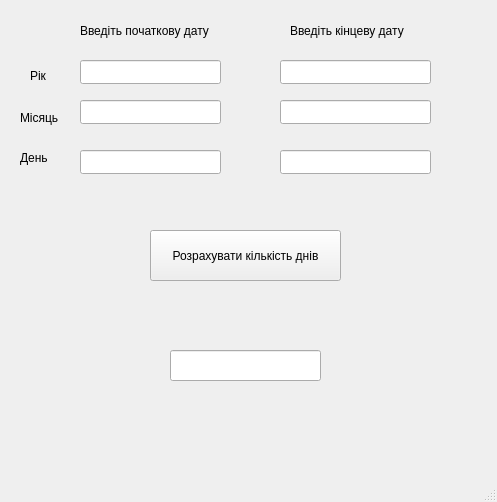
Before: the Qt Designer form mainwindow.ui in landaround/qt, drawn with Qt 5.
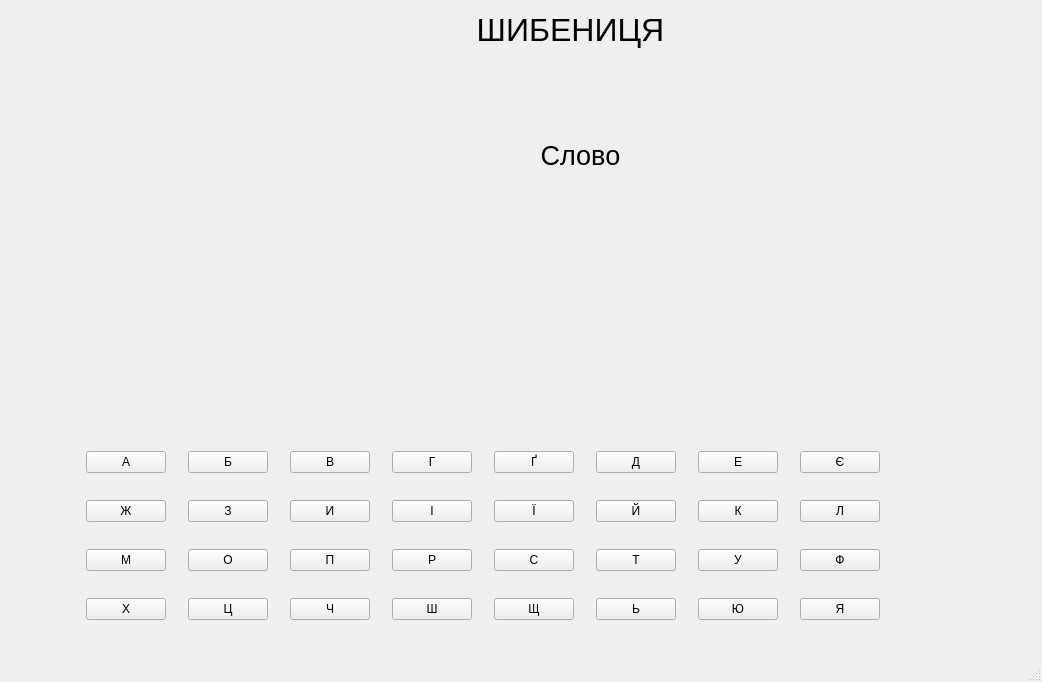
After: the same form once the commit is applied. Icons and pictures are not drawn.

Patch:
```diff
--- a/mainwindow.ui
+++ b/mainwindow.ui
@@ -6,160 +6,576 @@
    <rect>
     <x>0</x>
     <y>0</y>
-    <width>497</width>
-    <height>502</height>
+    <width>1042</width>
+    <height>682</height>
    </rect>
   </property>
   <property name="windowTitle">
    <string>MainWindow</string>
   </property>
+  <property name="styleSheet">
+   <string notr="true">
+background-image: url(:/images/blueNormal.jpg);
+background-repeat: no-repeat;
+</string>
+  </property>
   <widget class="QWidget" name="centralwidget">
-   <widget class="QLabel" name="label">
+   <widget class="QWidget" name="gridLayoutWidget">
     <property name="geometry">
      <rect>
-      <x>80</x>
-      <y>10</y>
-      <width>131</width>
-      <height>41</height>
+      <x>70</x>
+      <y>430</y>
+      <width>831</width>
+      <height>211</height>
      </rect>
     </property>
+    <layout class="QGridLayout" name="gridLayout">
+     <property name="sizeConstraint">
+      <enum>QLayout::SetDefaultConstraint</enum>
+     </property>
+     <item row="0" column="0">
+      <widget class="QPushButton" name="pushButton_A">
+       <property name="sizePolicy">
+        <sizepolicy hsizetype="Fixed" vsizetype="Fixed">
+         <horstretch>0</horstretch>
+         <verstretch>0</verstretch>
+        </sizepolicy>
+       </property>
+       <property name="text">
+        <string>А</string>
+       </property>
+      </widget>
+     </item>
+     <item row="0" column="1">
+      <widget class="QPushButton" name="pushButton_B">
+       <property name="sizePolicy">
+        <sizepolicy hsizetype="Fixed" vsizetype="Fixed">
+         <horstretch>0</horstretch>
+         <verstretch>0</verstretch>
+        </sizepolicy>
+       </property>
+       <property name="text">
+        <string>Б</string>
+       </property>
+       <property name="iconSize">
+        <size>
+         <width>16</width>
+         <height>16</height>
+        </size>
+       </property>
+       <property name="autoDefault">
+        <bool>false</bool>
+       </property>
+      </widget>
+     </item>
+     <item row="0" column="4">
+      <widget class="QPushButton" name="pushButton_GG">
+       <property name="sizePolicy">
+        <sizepolicy hsizetype="Fixed" vsizetype="Fixed">
+         <horstretch>0</horstretch>
+         <verstretch>0</verstretch>
+        </sizepolicy>
+       </property>
+       <property name="text">
+        <string>Ґ</string>
+       </property>
+      </widget>
+     </item>
+     <item row="0" column="3">
+      <widget class="QPushButton" name="pushButton_G">
+       <property name="sizePolicy">
+        <sizepolicy hsizetype="Fixed" vsizetype="Fixed">
+         <horstretch>0</horstretch>
+         <verstretch>0</verstretch>
+        </sizepolicy>
+       </property>
+       <property name="text">
+        <string>Г</string>
+       </property>
+      </widget>
+     </item>
+     <item row="0" column="6">
+      <widget class="QPushButton" name="pushButton_E">
+       <property name="sizePolicy">
+        <sizepolicy hsizetype="Fixed" vsizetype="Fixed">
+         <horstretch>0</horstretch>
+         <verstretch>0</verstretch>
+        </sizepolicy>
+       </property>
+       <property name="text">
+        <string>Е</string>
+       </property>
+      </widget>
+     </item>
+     <item row="0" column="2">
+      <widget class="QPushButton" name="pushButton_V">
+       <property name="sizePolicy">
+        <sizepolicy hsizetype="Fixed" vsizetype="Fixed">
+         <horstretch>0</horstretch>
+         <verstretch>0</verstretch>
+        </sizepolicy>
+       </property>
+       <property name="text">
+        <string>В</string>
+       </property>
+      </widget>
+     </item>
+     <item row="0" column="5">
+      <widget class="QPushButton" name="pushButton_D">
+       <property name="sizePolicy">
+        <sizepolicy hsizetype="Fixed" vsizetype="Fixed">
+         <horstretch>0</horstretch>
+         <verstretch>0</verstretch>
+        </sizepolicy>
+       </property>
+       <property name="text">
+        <string>Д</string>
+       </property>
+      </widget>
+     </item>
+     <item row="0" column="7">
+      <widget class="QPushButton" name="pushButton_YE">
+       <property name="sizePolicy">
+        <sizepolicy hsizetype="Fixed" vsizetype="Fixed">
+         <horstretch>0</horstretch>
+         <verstretch>0</verstretch>
+        </sizepolicy>
+       </property>
+       <property name="text">
+        <string>Є</string>
+       </property>
+      </widget>
+     </item>
+     <item row="1" column="0">
+      <widget class="QPushButton" name="pushButton_J">
+       <property name="text">
+        <string>Ж</string>
+       </property>
+      </widget>
+     </item>
+     <item row="1" column="1">
+      <widget class="QPushButton" name="pushButton_Z">
+       <property name="text">
+        <string>З</string>
+       </property>
+      </widget>
+     </item>
+     <item row="1" column="2">
+      <widget class="QPushButton" name="pushButton_U">
+       <property name="text">
+        <string>И</string>
+       </property>
+      </widget>
+     </item>
+     <item row="1" column="3">
+      <widget class="QPushButton" name="pushButton_i">
+       <property name="text">
+        <string>І</string>
+       </property>
+      </widget>
+     </item>
+     <item row="1" column="4">
+      <widget class="QPushButton" name="pushButton_yi">
+       <property name="text">
+        <string>Ї</string>
+       </property>
+      </widget>
+     </item>
+     <item row="1" column="5">
+      <widget class="QPushButton" name="pushButton_uii">
+       <property name="text">
+        <string>Й</string>
+       </property>
+      </widget>
+     </item>
+     <item row="1" column="6">
+      <widget class="QPushButton" name="pushButton_K">
+       <property name="sizePolicy">
+        <sizepolicy hsizetype="Fixed" vsizetype="Fixed">
+         <horstretch>0</horstretch>
+         <verstretch>0</verstretch>
+        </sizepolicy>
+       </property>
+       <property name="text">
+        <string>К</string>
+       </property>
+      </widget>
+     </item>
+     <item row="1" column="7">
+      <widget class="QPushButton" name="pushButton_L">
+       <property name="sizePolicy">
+        <sizepolicy hsizetype="Fixed" vsizetype="Fixed">
+         <horstretch>0</horstretch>
+         <verstretch>0</verstretch>
+        </sizepolicy>
+       </property>
+       <property name="text">
+        <string>Л</string>
+       </property>
+      </widget>
+     </item>
+     <item row="2" column="0">
+      <widget class="QPushButton" name="pushButton_M">
+       <property name="sizePolicy">
+        <sizepolicy hsizetype="Fixed" vsizetype="Fixed">
+         <horstretch>0</horstretch>
+         <verstretch>0</verstretch>
+        </sizepolicy>
+       </property>
+       <property name="text">
+        <string>М</string>
+       </property>
+      </widget>
+     </item>
+     <item row="2" column="1">
+      <widget class="QPushButton" name="pushButton_H">
+       <property name="sizePolicy">
+        <sizepolicy hsizetype="Fixed" vsizetype="Fixed">
+         <horstretch>0</horstretch>
+         <verstretch>0</verstretch>
+        </sizepolicy>
+       </property>
+       <property name="text">
+        <string>О</string>
+       </property>
+      </widget>
+     </item>
+     <item row="2" column="2">
+      <widget class="QPushButton" name="pushButton_O">
+       <property name="sizePolicy">
+        <sizepolicy hsizetype="Fixed" vsizetype="Fixed">
+         <horstretch>0</horstretch>
+         <verstretch>0</verstretch>
+        </sizepolicy>
+       </property>
+       <property name="text">
+        <string>П</string>
+       </property>
+      </widget>
+     </item>
+     <item row="2" column="3">
+      <widget class="QPushButton" name="pushButton_P">
+       <property name="sizePolicy">
+        <sizepolicy hsizetype="Fixed" vsizetype="Fixed">
+         <horstretch>0</horstretch>
+         <verstretch>0</verstretch>
+        </sizepolicy>
+       </property>
+       <property name="text">
+        <string>Р</string>
+       </property>
+      </widget>
+     </item>
+     <item row="2" column="4">
+      <widget class="QPushButton" name="pushButton_C">
+       <property name="sizePolicy">
+        <sizepolicy hsizetype="Fixed" vsizetype="Fixed">
+         <horstretch>0</horstretch>
+         <verstretch>0</verstretch>
+        </sizepolicy>
+       </property>
+       <property name="text">
+        <string>С</string>
+       </property>
+      </widget>
+     </item>
+     <item row="2" column="5">
+      <widget class="QPushButton" name="pushButton_T">
+       <property name="sizePolicy">
+        <sizepolicy hsizetype="Fixed" vsizetype="Fixed">
+         <horstretch>0</horstretch>
+         <verstretch>0</verstretch>
+        </sizepolicy>
+       </property>
+       <property name="text">
+        <string>Т</string>
+       </property>
+      </widget>
+     </item>
+     <item row="2" column="6">
+      <widget class="QPushButton" name="pushButton_Y">
+       <property name="sizePolicy">
+        <sizepolicy hsizetype="Fixed" vsizetype="Fixed">
+         <horstretch>0</horstretch>
+         <verstretch>0</verstretch>
+        </sizepolicy>
+       </property>
+       <property name="text">
+        <string>У</string>
+       </property>
+      </widget>
+     </item>
+     <item row="2" column="7">
+      <widget class="QPushButton" name="pushButton_F">
+       <property name="sizePolicy">
+        <sizepolicy hsizetype="Fixed" vsizetype="Fixed">
+         <horstretch>0</horstretch>
+         <verstretch>0</verstretch>
+        </sizepolicy>
+       </property>
+       <property name="text">
+        <string>Ф</string>
+       </property>
+      </widget>
+     </item>
+     <item row="3" column="0">
+      <widget class="QPushButton" name="pushButton_X">
+       <property name="sizePolicy">
+        <sizepolicy hsizetype="Fixed" vsizetype="Fixed">
+         <horstretch>0</horstretch>
+         <verstretch>0</verstretch>
+        </sizepolicy>
+       </property>
+       <property name="text">
+        <string>Х</string>
+       </property>
+      </widget>
+     </item>
+     <item row="3" column="1">
+      <widget class="QPushButton" name="pushButton_CZ">
+       <property name="sizePolicy">
+        <sizepolicy hsizetype="Fixed" vsizetype="Fixed">
+         <horstretch>0</horstretch>
+         <verstretch>0</verstretch>
+        </sizepolicy>
+       </property>
+       <property name="text">
+        <string>Ц</string>
+       </property>
+      </widget>
+     </item>
+     <item row="3" column="2">
+      <widget class="QPushButton" name="pushButton_CH">
+       <property name="sizePolicy">
+        <sizepolicy hsizetype="Fixed" vsizetype="Fixed">
+         <horstretch>0</horstretch>
+         <verstretch>0</verstretch>
+        </sizepolicy>
+       </property>
+       <property name="text">
+        <string>Ч</string>
+       </property>
+      </widget>
+     </item>
+     <item row="3" column="3">
+      <widget class="QPushButton" name="pushButton_SH">
+       <property name="sizePolicy">
+        <sizepolicy hsizetype="Fixed" vsizetype="Fixed">
+         <horstretch>0</horstretch>
+         <verstretch>0</verstretch>
+        </sizepolicy>
+       </property>
+       <property name="text">
+        <string>Ш</string>
+       </property>
+      </widget>
+     </item>
+     <item row="3" column="4">
+      <widget class="QPushButton" name="pushButton_SHI">
+       <property name="sizePolicy">
+        <sizepolicy hsizetype="Fixed" vsizetype="Fixed">
+         <horstretch>0</horstretch>
+         <verstretch>0</verstretch>
+        </sizepolicy>
+       </property>
+       <property name="text">
+        <string>Щ</string>
+       </property>
+      </widget>
+     </item>
+     <item row="3" column="5">
+      <widget class="QPushButton" name="pushButton_b">
+       <property name="text">
+        <string>Ь</string>
+       </property>
+      </widget>
+     </item>
+     <item row="3" column="6">
+      <widget class="QPushButton" name="pushButton_34">
+       <property name="text">
+        <string>Ю</string>
+       </property>
+      </widget>
+     </item>
+     <item row="3" column="7">
+      <widget class="QPushButton" name="pushButton">
+       <property name="text">
+        <string>Я</string>
+       </property>
+      </widget>
+     </item>
+    </layout>
+   </widget>
+   <widget class="QLabel" name="label_find">
+    <property name="geometry">
+     <rect>
+      <x>470</x>
+      <y>210</y>
+      <width>211</width>
+      <height>91</height>
+     </rect>
+    </property>
     <property name="text">
-     <string>Введіть початкову дату</string>
+     <string/>
+    </property>
+   </widget>
+   <widget class="QLabel" name="label_infoWin">
+    <property name="geometry">
+     <rect>
+      <x>710</x>
+      <y>220</y>
+      <width>341</width>
+      <height>81</height>
+     </rect>
+    </property>
+    <property name="text">
+     <string/>
+    </property>
+   </widget>
+   <widget class="QLabel" name="label_fone">
+    <property name="geometry">
+     <rect>
+      <x>70</x>
+      <y>30</y>
+      <width>321</width>
+      <height>371</height>
+     </rect>
+    </property>
+    <property name="styleSheet">
+     <string notr="true">background-image: url(:/images/paper.png)</string>
+    </property>
+    <property name="text">
+     <string/>
+    </property>
+   </widget>
+   <widget class="QLabel" name="label_1">
+    <property name="geometry">
+     <rect>
+      <x>50</x>
+      <y>290</y>
+      <width>141</width>
+      <height>91</height>
+     </rect>
+    </property>
+    <property name="text">
+     <string/>
     </property>
    </widget>
    <widget class="QLabel" name="label_2">
     <property name="geometry">
      <rect>
-      <x>290</x>
-      <y>20</y>
-      <width>121</width>
-      <height>21</height>
-     </rect>
-    </property>
-    <property name="text">
-     <string>Введіть кінцеву дату</string>
-    </property>
-   </widget>
-   <widget class="QLineEdit" name="lineEdit">
-    <property name="geometry">
-     <rect>
-      <x>80</x>
-      <y>60</y>
+      <x>50</x>
+      <y>160</y>
       <width>141</width>
-      <height>24</height>
+      <height>131</height>
      </rect>
     </property>
+    <property name="text">
+     <string/>
+    </property>
    </widget>
    <widget class="QLabel" name="label_3">
     <property name="geometry">
      <rect>
-      <x>30</x>
-      <y>60</y>
-      <width>31</width>
-      <height>31</height>
+      <x>60</x>
+      <y>80</y>
+      <width>141</width>
+      <height>91</height>
      </rect>
     </property>
     <property name="text">
-     <string>Рік</string>
+     <string/>
     </property>
    </widget>
    <widget class="QLabel" name="label_4">
     <property name="geometry">
      <rect>
-      <x>20</x>
-      <y>110</y>
-      <width>49</width>
-      <height>16</height>
+      <x>100</x>
+      <y>20</y>
+      <width>91</width>
+      <height>61</height>
      </rect>
     </property>
     <property name="text">
-     <string>Місяць</string>
+     <string/>
     </property>
    </widget>
    <widget class="QLabel" name="label_5">
     <property name="geometry">
      <rect>
-      <x>20</x>
-      <y>150</y>
+      <x>230</x>
+      <y>70</y>
       <width>49</width>
-      <height>16</height>
+      <height>31</height>
      </rect>
     </property>
     <property name="text">
-     <string>День</string>
+     <string/>
     </property>
    </widget>
-   <widget class="QLineEdit" name="lineEdit_3">
+   <widget class="QLabel" name="label">
     <property name="geometry">
      <rect>
-      <x>80</x>
-      <y>150</y>
-      <width>141</width>
-      <height>24</height>
+      <x>190</x>
+      <y>70</y>
+      <width>171</width>
+      <height>241</height>
      </rect>
     </property>
-   </widget>
-   <widget class="QLineEdit" name="lineEdit_4">
-    <property name="geometry">
-     <rect>
-      <x>280</x>
-      <y>60</y>
-      <width>151</width>
-      <height>24</height>
-     </rect>
+    <property name="text">
+     <string/>
     </property>
    </widget>
-   <widget class="QLineEdit" name="lineEdit_5">
+   <widget class="QLabel" name="label_6">
     <property name="geometry">
      <rect>
-      <x>280</x>
-      <y>100</y>
-      <width>151</width>
-      <height>24</height>
+      <x>190</x>
+      <y>270</y>
+      <width>171</width>
+      <height>41</height>
      </rect>
     </property>
-   </widget>
-   <widget class="QLineEdit" name="lineEdit_6">
-    <property name="geometry">
-     <rect>
-      <x>280</x>
-      <y>150</y>
-      <width>151</width>
-      <height>24</height>
-     </rect>
-    </property>
-   </widget>
-   <widget class="QLineEdit" name="lineEdit_2">
-    <property name="geometry">
-     <rect>
-      <x>80</x>
-      <y>100</y>
-      <width>141</width>
-      <height>24</height>
-     </rect>
-    </property>
-   </widget>
-   <widget class="QPushButton" name="pushButton">
-    <property name="geometry">
-     <rect>
-      <x>150</x>
-      <y>230</y>
-      <width>191</width>
-      <height>51</height>
-     </rect>
-    </property>
     <property name="text">
-     <string>Розрахувати кількість днів</string>
+     <string/>
     </property>
    </widget>
-   <widget class="QLineEdit" name="lineEdit_7">
+   <widget class="QLabel" name="label_7">
     <property name="geometry">
      <rect>
       <x>170</x>
-      <y>350</y>
-      <width>151</width>
-      <height>31</height>
+      <y>20</y>
+      <width>91</width>
+      <height>61</height>
      </rect>
+    </property>
+    <property name="text">
+     <string/>
+    </property>
+   </widget>
+   <widget class="QLabel" name="label_8">
+    <property name="geometry">
+     <rect>
+      <x>470</x>
+      <y>120</y>
+      <width>221</width>
+      <height>71</height>
+     </rect>
+    </property>
+    <property name="text">
+     <string>&lt;html&gt;&lt;head/&gt;&lt;body&gt;&lt;p align=&quot;center&quot;&gt;&lt;span style=&quot; font-size:20pt;&quot;&gt;Слово&lt;/span&gt;&lt;/p&gt;&lt;/body&gt;&lt;/html&gt;</string>
+    </property>
+   </widget>
+   <widget class="QLabel" name="label_9">
+    <property name="geometry">
+     <rect>
+      <x>430</x>
+      <y>0</y>
+      <width>281</width>
+      <height>61</height>
+     </rect>
+    </property>
+    <property name="text">
+     <string>&lt;html&gt;&lt;head/&gt;&lt;body&gt;&lt;p align=&quot;center&quot;&gt;&lt;span style=&quot; font-size:24pt;&quot;&gt;ШИБЕНИЦЯ&lt;/span&gt;&lt;/p&gt;&lt;/body&gt;&lt;/html&gt;</string>
     </property>
    </widget>
   </widget>
```
Left out of the diff: 2 changed lines with no effect on the pictures.
